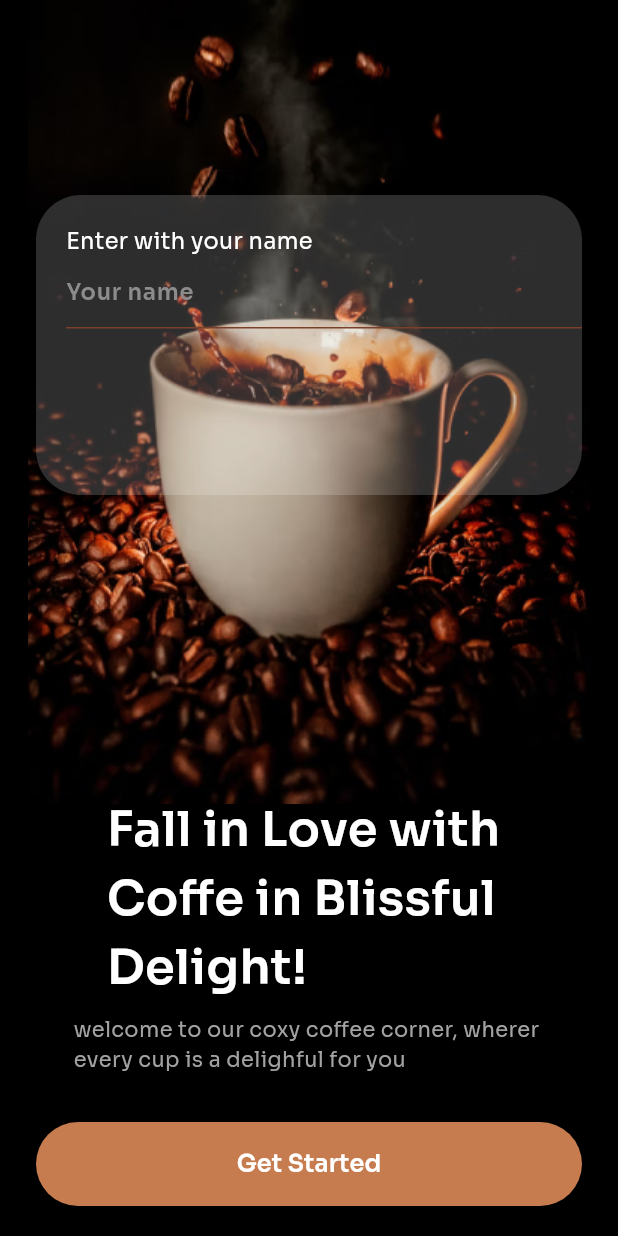
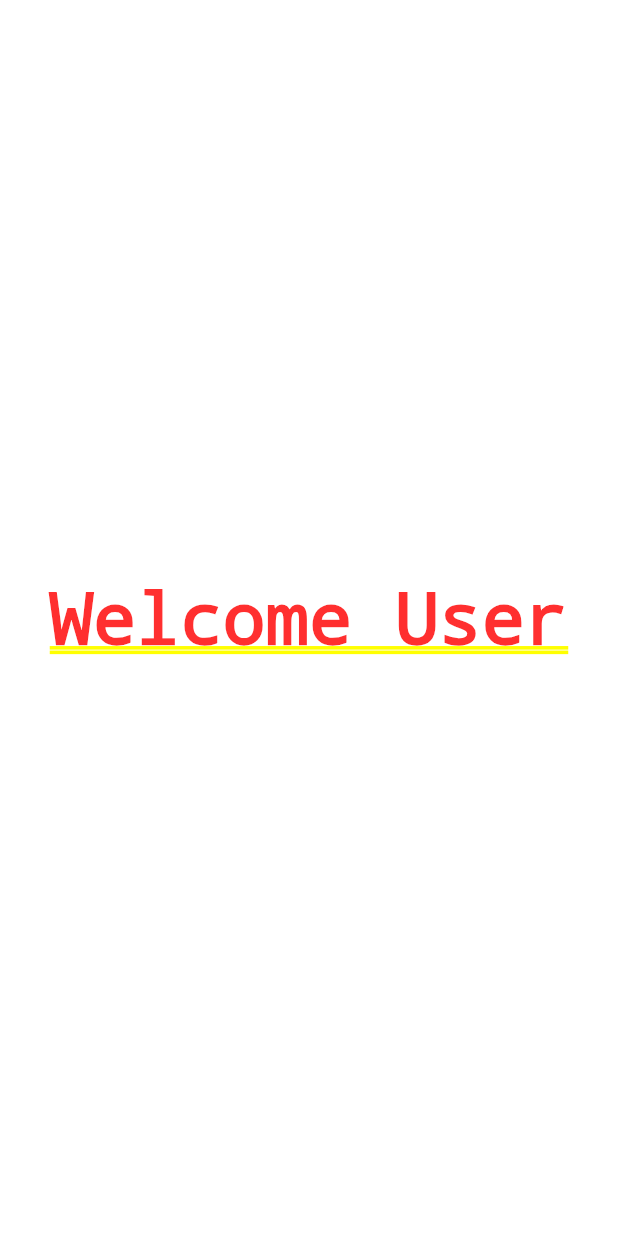
Before and after one commit to Julio1901/flutter-coffe-shop, a Flutter app: the screen it shows after launch, after a tap on "Get Started", on a phone screen of 412 x 824 dp. Run offline on Flutter 3.47's test engine with Material 3 defaults, Android fonts, the phone set to English and light mode, and no system bars.

```diff
--- a/lib/main.dart
+++ b/lib/main.dart
@@ -1,6 +1,22 @@
 import 'package:coffe_shop/src/screens/welcome_screen.dart';
+import 'package:coffe_shop/src/screens/welcome_splash_screen.dart';
 import 'package:flutter/material.dart';
 
 void main() {
-  runApp(MaterialApp( home: WelcomeScreen(),));
+  runApp(MyAppRoot());
 }
+
+
+class MyAppRoot extends StatelessWidget {
+  const MyAppRoot({super.key});
+  @override
+  Widget build(BuildContext context) {
+    return MaterialApp(
+      initialRoute: 'welcomeScreen',
+      routes: {
+        'welcomeScreen' :(context) => WelcomeScreen(),
+        'welcomeSplashScreen':(context) => WelcomeSplashScreen(),
+      },
+    );
+  }
+}
--- a/lib/src/screens/welcome_screen.dart
+++ b/lib/src/screens/welcome_screen.dart
@@ -100,7 +100,9 @@ class WelcomeScreen extends StatelessWidget {
                         Directionality(
                           textDirection: TextDirection.ltr,
                           child: ElevatedButton(
-                            onPressed: () {},
+                            onPressed: () {
+                              Navigator.pushNamed(context, 'welcomeSplashScreen');
+                            },
                             child: Text(
                               'Get Started',
                               style: TextStyle(
--- /dev/null
+++ b/lib/src/screens/welcome_splash_screen.dart
@@ -0,0 +1,14 @@
+import 'package:flutter/material.dart';
+
+class WelcomeSplashScreen extends StatelessWidget {
+  const WelcomeSplashScreen({super.key});
+
+  @override
+  Widget build(BuildContext context) {
+    return Container(
+      child: Center(
+        child: Text('Welcome User', textDirection: TextDirection.ltr,) ,
+      ),
+    );
+  }
+}
```
